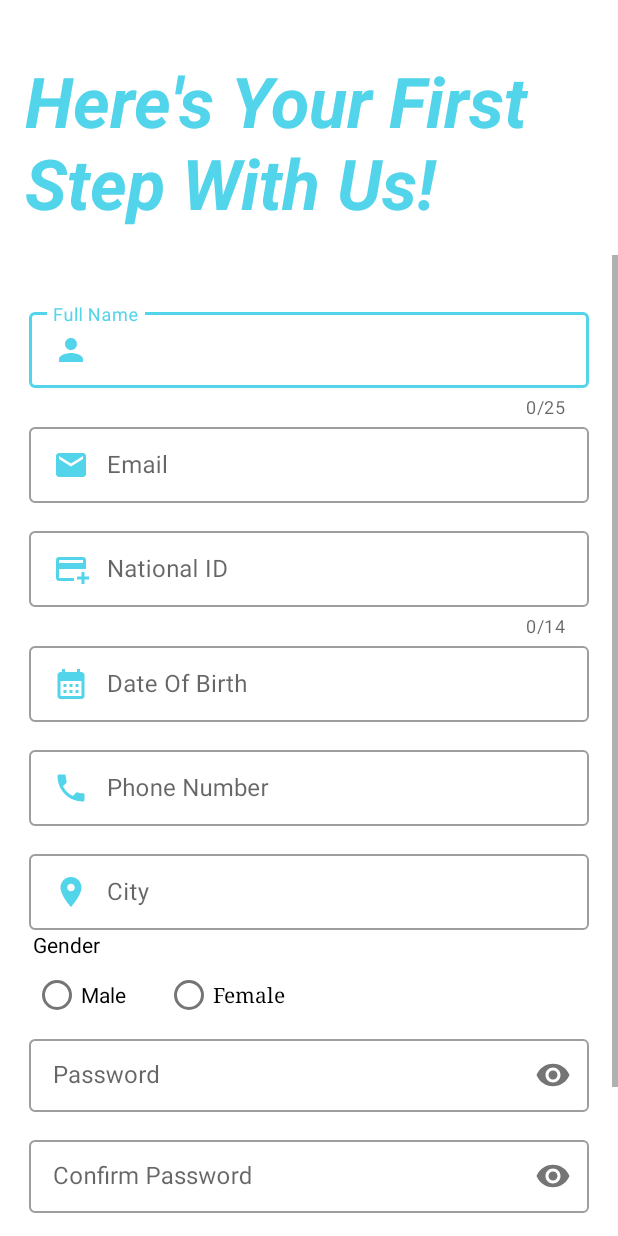
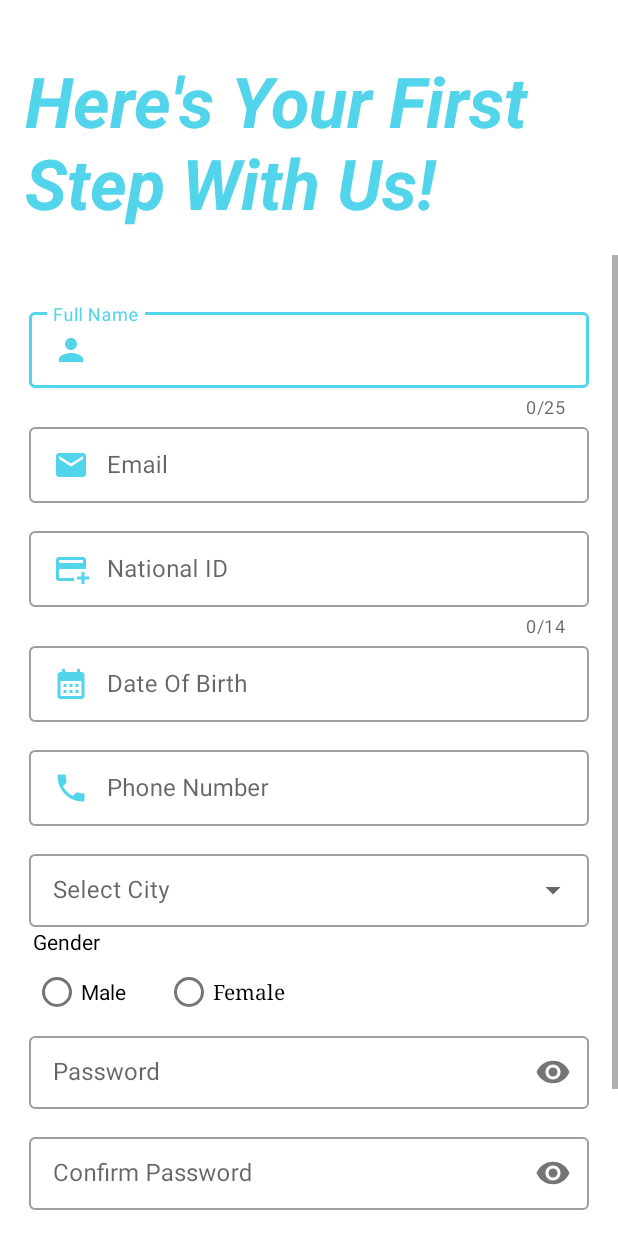
Before and after one commit to Hanan-Elsayed/Can-You..-, an Android app: the SignupActivity screen opened directly, with no data from a screen before it, on a phone screen of 412 x 824 dp. Run offline under Robolectric (Android 15) with nearby library versions, the phone set to English and light mode, and no system bars; our stand-ins replace data binding, sdp/ssp sizes.

Commit message:
add city drop down list

```diff
--- a/app/src/main/java/com/example/canyou/UI/SignupActivity.java
+++ b/app/src/main/java/com/example/canyou/UI/SignupActivity.java
@@ -1,61 +1,63 @@
 package com.example.canyou.UI;
 
 import androidx.appcompat.app.AppCompatActivity;
+import androidx.databinding.DataBindingUtil;
 
-import android.content.Intent;
 import android.os.Bundle;
 import android.view.View;
-import android.widget.Button;
+import android.widget.AdapterView;
+import android.widget.ArrayAdapter;
 
 import com.example.canyou.R;
+import com.example.canyou.databinding.ActivitySignupBinding;
 
 public class SignupActivity extends AppCompatActivity {
-    private Button submitButton,loginButton;
+//    private Button submitButton,loginButton;
+String [] cities=  {"Alexandria","Assiut", "Aswan" ,"Beheira","Bani Suef","Cairo","Daqahliya","Damietta","Fayyoum", "Gharbiya","Giza","Helwan","Ismailia","Kafr El Sheikh","Luxor","Marsa Matrouh", "Minya", "Monofiya","New Valley", "North Sinai","Port Said","Qalioubiya","Qena","Red Sea","Sharqiya","Sohag","South Sinai","Suez","Tanta"};
+    ArrayAdapter<String> adapterCities;
 
 
     @Override
     protected void onCreate(Bundle savedInstanceState) {
         super.onCreate(savedInstanceState);
-        setContentView(R.layout.activity_signup);
-     //   initializeDropDownMenu();
-        onClicks();
+     //   onClicks();
+        ActivitySignupBinding binding = DataBindingUtil.setContentView(this,R.layout.activity_signup);
+        adapterCities = new ArrayAdapter<String>(this,R.layout.list_city,cities);
+        binding.autoCompleteTxt.setAdapter(adapterCities);
+        binding.autoCompleteTxt.setOnItemClickListener(new AdapterView.OnItemClickListener() {
+            @Override
+            public void onItemClick(AdapterView<?> parent, View view, int position, long id) {
+                String city = parent.getItemAtPosition(position).toString();
 
+            }
+        });
     }
 
 
 
-  private void onClicks(){
-        submitButton=findViewById(R.id.signup_submit_btn);
-        loginButton=findViewById(R.id.login_Text_btn);
-        submitButton.setOnClickListener(new View.OnClickListener() {
-            @Override
-            public void onClick(View v) {
-                Intent intent=new Intent(SignupActivity.this, MainActivity.class);
-                startActivity(intent);
-                finish();
+//  private void onClicks(){
+//        submitButton=findViewById(R.id.signup_submit_btn);
+//        loginButton=findViewById(R.id.login_Text_btn);
+//        submitButton.setOnClickListener(new View.OnClickListener() {
+//            @Override
+//            public void onClick(View v) {
+//                Intent intent=new Intent(SignupActivity.this, MainActivity.class);
+//                startActivity(intent);
+//                finish();
+//
+//        }
+//        });
+//        loginButton.setOnClickListener(new View.OnClickListener() {
+//            @Override
+//            public void onClick(View v) {
+//                Intent intent=new Intent(SignupActivity.this, LoginActivity.class);
+//                startActivity(intent);
+//                finish();
+//            }
+//        });
+//    }
 
-        }
-        });
-        loginButton.setOnClickListener(new View.OnClickListener() {
-            @Override
-            public void onClick(View v) {
-                Intent intent=new Intent(SignupActivity.this, LoginActivity.class);
-                startActivity(intent);
-                finish();
-            }
-        });
-    }
 
-  /*  private void initializeDropDownMenu (){
-         TextInputLayout textInputLayout;
-         textInputLayout=findViewById(R.id.city_drop_down_menu);
-         AutoCompleteTextView autoCompleteTextView;
-         autoCompleteTextView=findViewById(R.id.cities);
 
-    String [] cities=  {"Alexandria","Assiut", "Aswan" ,"Beheira","Bani Suef","Cairo","Daqahliya","Damietta","Fayyoum", "Gharbiya","Giza","Helwan","Ismailia","Kafr El Sheikh","Luxor","Marsa Matrouh", "Minya", "Monofiya","New Valley", "North Sinai","Port Said","Qalioubiya","Qena","Red Sea","Sharqiya","Sohag","South Sinai","Suez","Tanta"};
-    ArrayAdapter<String> cityAdapter=new ArrayAdapter<>(SignupActivity.this, R.layout.items_list,cities);
-    autoCompleteTextView.setAdapter(cityAdapter);
-    }
-*/
 
 }
--- a/app/src/main/res/layout/activity_signup.xml
+++ b/app/src/main/res/layout/activity_signup.xml
@@ -134,21 +134,22 @@
                 </com.google.android.material.textfield.TextInputLayout>
 
                 <com.google.android.material.textfield.TextInputLayout
-
+                    style="@style/Widget.MaterialComponents.TextInputLayout.OutlinedBox.Dense.ExposedDropdownMenu"
                     android:id="@+id/city_drop_down_menu"
                     android:layout_width="match_parent"
                     android:layout_height="wrap_content"
                     android:hint="@string/select_hint"
                     android:layout_marginTop="@dimen/_10sdp"
-                    style="@style/Widget.MaterialComponents.TextInputLayout.OutlinedBox.Dense">
+                   >
+                    <AutoCompleteTextView
+                        android:layout_height="wrap_content"
+                        android:layout_width="match_parent"
+                        android:inputType="none"
+                        android:id="@+id/auto_complete_txt"
 
-                    <com.google.android.material.textfield.TextInputEditText
-                        android:layout_width="match_parent"
-                        android:layout_height="wrap_content"
-                        android:inputType="text"
-                        android:drawableLeft="@drawable/ic_baseline_location_on_24"
-                        android:drawablePadding="@dimen/_9sdp" />
+                        />
                 </com.google.android.material.textfield.TextInputLayout>
+
 
                 <TextView
                     android:id="@+id/gender_TV"
--- a/app/src/main/res/values/strings.xml
+++ b/app/src/main/res/values/strings.xml
@@ -18,7 +18,7 @@
     <string name="phone_num_hint">Phone Number</string>
     <string name="confirm_pass_hint">Confirm Password</string>
     <string name="have_acc">I Have Account</string>
-    <string name="select_hint">City</string>
+    <string name="select_hint">Select City</string>
 <!--     Navigation Drawer-->
     <string name="open_nav">Open Navigation Drawer</string>
     <string name="close_nav">Close Navigation Drawer</string>
```
Also changed, not shown: app/src/main/res/layout/list_city.xml (added, +14 -0 lines).
